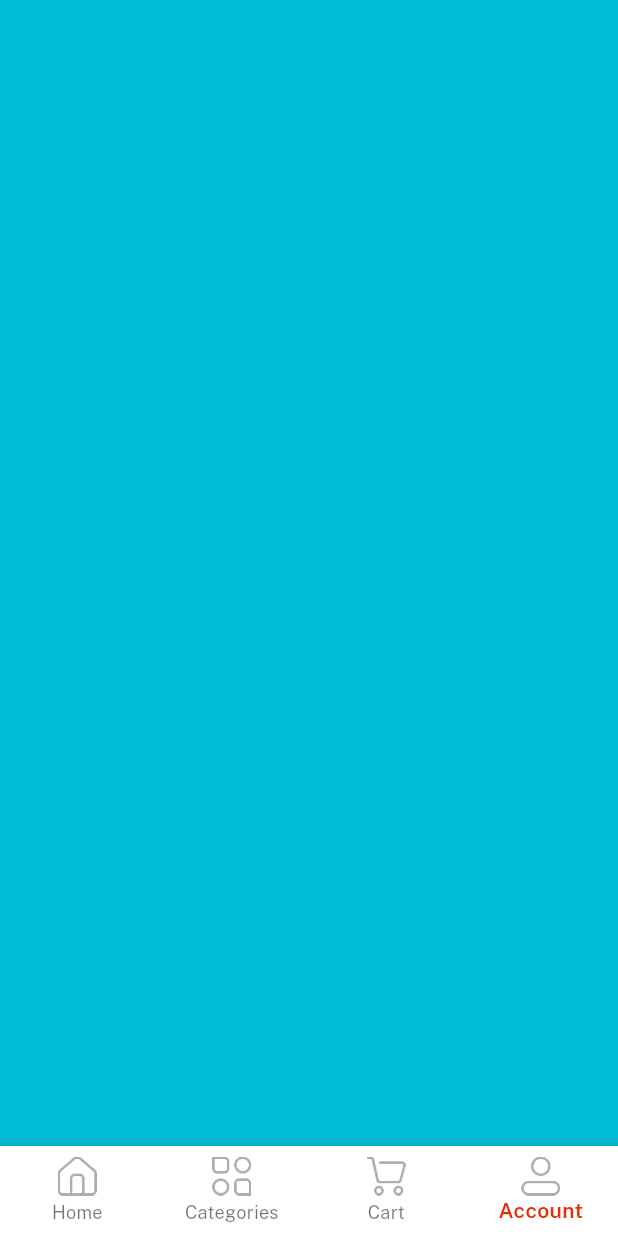
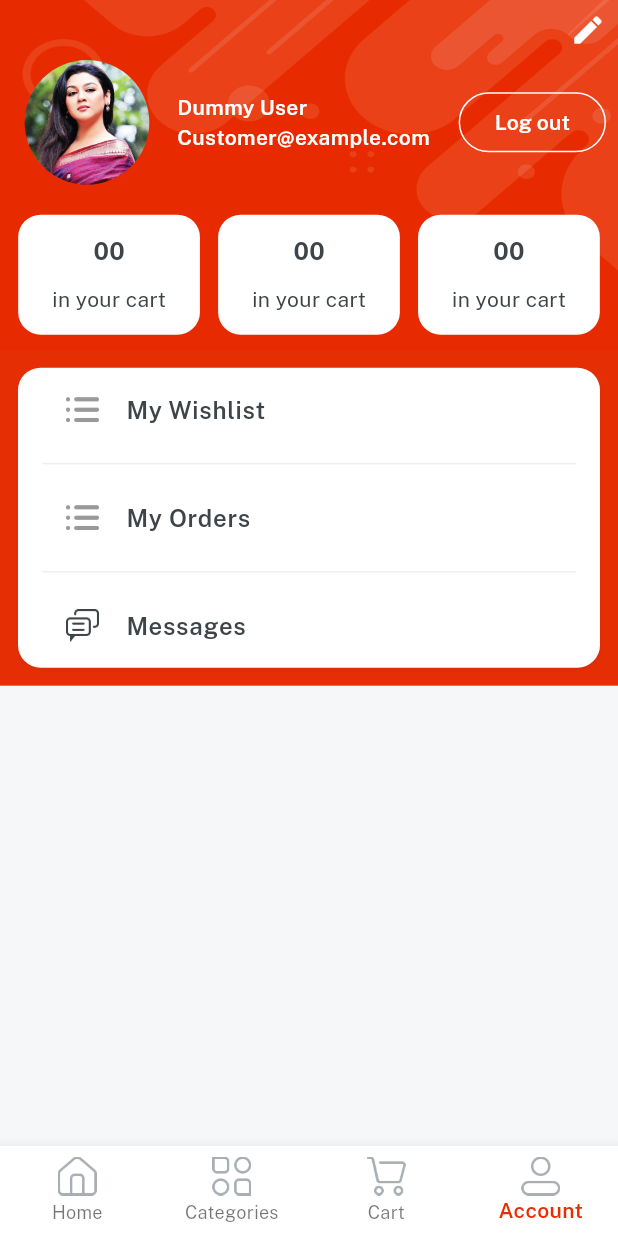
Before and after one commit to nandainun/Flutter_ecommerce_shopman, a Flutter app: the Home screen opened directly, item 4 of the bottom bar chosen, on a phone screen of 412 x 824 dp. Run offline on Flutter 3.47's test engine with Material 3 defaults, Android fonts, the phone set to English and light mode, and no system bars; our stand-ins replace get, velocity_x.

Commit message:
create profile screen

```diff
--- a/lib/consts/list.dart
+++ b/lib/consts/list.dart
@@ -46,3 +46,6 @@
   returnPolicy,
   supportPolicy
 ];
+
+const profileButtonList = [wishlist, orders, messages];
+const profileButtonIcon = [icOrder, icOrder, icMessages];
--- a/lib/consts/strings.dart
+++ b/lib/consts/strings.dart
@@ -11,6 +11,7 @@
 const nameHint = "Nanda Devs";
 const login = "Log in";
 const signup = "Sign up";
+const logout = "Log out";
 const createNewAccount = "or, create a new account";
 const loginWith = "Log in with";
 const privacyPolicy = "Privacy Policy";
@@ -57,3 +58,6 @@
     returnPolicy = "Return Policy",
     supportPolicy = "Support Policy",
     productsyoumaylike = "Products you may also like";
+
+// Profile string
+const wishlist = "My Wishlist", orders = "My Orders", messages = "Messages";
--- a/lib/view/cart_screen/cart_screen.dart
+++ b/lib/view/cart_screen/cart_screen.dart
@@ -6,7 +6,12 @@
   @override
   Widget build(BuildContext context) {
     return Container(
-      color: Colors.purple,
+      color: Colors.white,
+      child: "Cart is empty!"
+          .text
+          .color(darkFontGrey)
+          .fontFamily(bold)
+          .makeCentered(),
     );
   }
 }
--- /dev/null
+++ b/lib/view/profile_screen/components/details_card.dart
@@ -0,0 +1,19 @@
+import 'package:shopman/consts/consts.dart';
+
+Widget detailsCard({width, String? count, String? title}) {
+  return Column(
+    mainAxisAlignment: MainAxisAlignment.center,
+    children: [
+      "00".text.fontFamily(bold).color(darkFontGrey).size(16).make(),
+      10.heightBox,
+      "in your cart".text.color(darkFontGrey).make()
+    ],
+  )
+      .box
+      .white
+      .rounded
+      .width(width)
+      .height(80)
+      .padding(const EdgeInsets.all(4))
+      .make();
+}
--- a/lib/view/profile_screen/profile_screen.dart
+++ b/lib/view/profile_screen/profile_screen.dart
@@ -1,12 +1,127 @@
 import 'package:shopman/consts/consts.dart';
+import 'package:shopman/consts/list.dart';
+import 'package:shopman/view/profile_screen/components/details_card.dart';
+import 'package:shopman/widgets_common/bg_widget.dart';
 
 class ProfileScreen extends StatelessWidget {
   const ProfileScreen({super.key});
 
   @override
   Widget build(BuildContext context) {
-    return Container(
-      color: Colors.cyan,
+    return bgWidget(
+      child: Scaffold(
+        body: SafeArea(
+          child: Column(
+            children: [
+              // Edit profile button
+              Padding(
+                padding: const EdgeInsets.all(8),
+                child: const Align(
+                  alignment: Alignment.topRight,
+                  child: Icon(
+                    Icons.edit,
+                    color: whiteColor,
+                  ),
+                ).onTap(() {}),
+              ),
+
+              // Users detail section
+              Padding(
+                padding: const EdgeInsets.symmetric(horizontal: 8.0),
+                child: Row(
+                  children: [
+                    Image.asset(
+                      imgProfile2,
+                      width: 100,
+                      fit: BoxFit.cover,
+                    ).box.roundedFull.clip(Clip.antiAlias).make(),
+                    10.widthBox,
+                    Expanded(
+                      child: Column(
+                        crossAxisAlignment: CrossAxisAlignment.start,
+                        children: [
+                          "Dummy User".text.fontFamily(semibold).white.make(),
+                          "Customer@example.com"
+                              .text
+                              .fontFamily(semibold)
+                              .white
+                              .make()
+                        ],
+                      ),
+                    ),
+                    OutlinedButton(
+                      style: OutlinedButton.styleFrom(
+                        side: const BorderSide(color: whiteColor),
+                      ),
+                      onPressed: () {},
+                      child: logout.text.fontFamily(semibold).white.make(),
+                    ),
+                  ],
+                ),
+              ),
+
+              20.heightBox,
+
+              Row(
+                mainAxisAlignment: MainAxisAlignment.spaceEvenly,
+                children: [
+                  detailsCard(
+                      count: "00",
+                      title: "in your cart",
+                      width: context.screenWidth / 3.4),
+                  detailsCard(
+                      count: "00",
+                      title: "in your cart",
+                      width: context.screenWidth / 3.4),
+                  detailsCard(
+                      count: "00",
+                      title: "in your cart",
+                      width: context.screenWidth / 3.4),
+                ],
+              ),
+
+              10.heightBox,
+
+              // Button section
+              ListView.separated(
+                physics: const NeverScrollableScrollPhysics(),
+                shrinkWrap: true,
+                itemBuilder: (BuildContext context, int index) {
+                  return ListTile(
+                    leading: Image.asset(
+                      profileButtonIcon[index],
+                      width: 22,
+                    ),
+                    title: profileButtonList[index]
+                        .text
+                        .fontFamily(semibold)
+                        .color(darkFontGrey)
+                        .make(),
+                  );
+                },
+                separatorBuilder: (context, index) {
+                  return const Divider(
+                    color: lightGrey,
+                  );
+                },
+                itemCount: profileButtonList.length,
+              )
+                  .box
+                  .white
+                  .rounded
+                  .shadowSm
+                  .margin(
+                    const EdgeInsets.all(12),
+                  )
+                  .padding(const EdgeInsets.symmetric(horizontal: 16))
+                  .make()
+                  .box
+                  .color(redColor)
+                  .make()
+            ],
+          ),
+        ),
+      ),
     );
   }
 }
```
